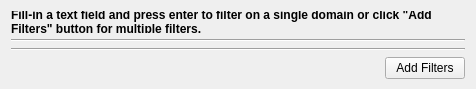
Old version of the form src/metawidget.ui in the repository fontmatrix/fontmatrix.
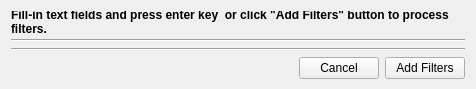
New version of the form.

```diff
--- a/src/metawidget.ui
+++ b/src/metawidget.ui
@@ -14,7 +14,7 @@
    <string>Form</string>
   </property>
   <layout class="QGridLayout" name="gridLayout">
-   <item row="0" column="0" colspan="2">
+   <item row="0" column="0" colspan="3">
     <widget class="QLabel" name="label">
      <property name="font">
       <font>
@@ -23,24 +23,24 @@
       </font>
      </property>
      <property name="text">
-      <string>Fill-in a text field and press enter to filter on a single domain or click &quot;Add Filters&quot; button for multiple filters.</string>
+      <string>Fill-in text fields and press enter key  or click &quot;Add Filters&quot; button to process filters.</string>
      </property>
      <property name="wordWrap">
       <bool>true</bool>
      </property>
     </widget>
    </item>
-   <item row="2" column="0" colspan="2">
+   <item row="2" column="0" colspan="3">
     <layout class="QGridLayout" name="grid"/>
    </item>
-   <item row="1" column="0" colspan="2">
+   <item row="1" column="0" colspan="3">
     <widget class="Line" name="line">
      <property name="orientation">
       <enum>Qt::Horizontal</enum>
      </property>
     </widget>
    </item>
-   <item row="3" column="0" colspan="2">
+   <item row="3" column="0" colspan="3">
     <widget class="Line" name="line_2">
      <property name="orientation">
       <enum>Qt::Horizontal</enum>
@@ -60,13 +60,20 @@
      </property>
     </spacer>
    </item>
-   <item row="4" column="1">
+   <item row="4" column="2">
     <widget class="QPushButton" name="filterButton">
      <property name="text">
       <string>Add Filters</string>
      </property>
     </widget>
    </item>
+   <item row="4" column="1">
+    <widget class="QPushButton" name="cancelButton">
+     <property name="text">
+      <string>Cancel</string>
+     </property>
+    </widget>
+   </item>
   </layout>
  </widget>
  <resources/>
```
